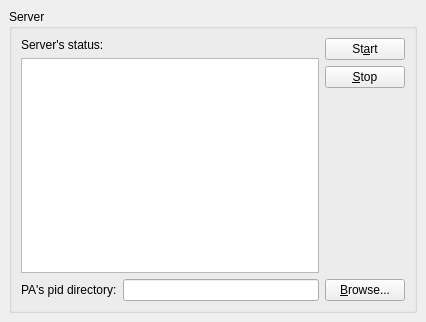
The window that PAConsole/res/wgServer.ui (AnarManafov/PoD) describes before a commit, drawn with Qt 5.
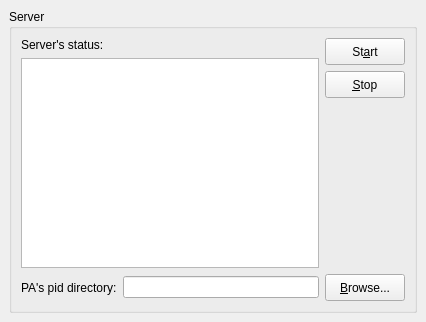
The same window after the commit.

Commit message: PAConsole: adjusted layout of controls

Diff of the .ui file:
```diff
--- a/PAConsole/res/wgServer.ui
+++ b/PAConsole/res/wgServer.ui
@@ -66,6 +66,12 @@
           </item>
           <item>
            <widget class="QPushButton" name="btnBrowsePIDDir" >
+            <property name="minimumSize" >
+             <size>
+              <width>75</width>
+              <height>27</height>
+             </size>
+            </property>
             <property name="text" >
              <string>&amp;Browse...</string>
             </property>
@@ -137,6 +143,12 @@
               </property>
               <item>
                <widget class="QPushButton" name="btnStartServer" >
+                <property name="minimumSize" >
+                 <size>
+                  <width>75</width>
+                  <height>27</height>
+                 </size>
+                </property>
                 <property name="text" >
                  <string>St&amp;art</string>
                 </property>
@@ -144,6 +156,12 @@
               </item>
               <item>
                <widget class="QPushButton" name="btnStopServer" >
+                <property name="minimumSize" >
+                 <size>
+                  <width>75</width>
+                  <height>27</height>
+                 </size>
+                </property>
                 <property name="text" >
                  <string>&amp;Stop</string>
                 </property>
```
The commit also changes 1 other file.
